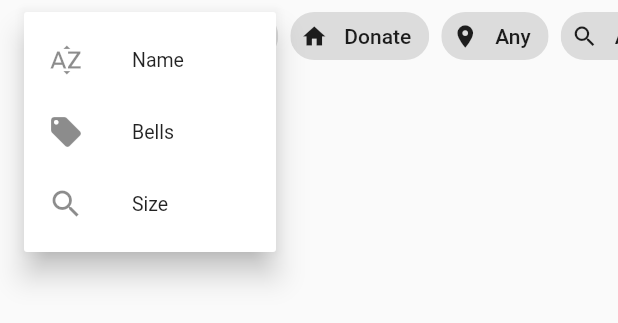
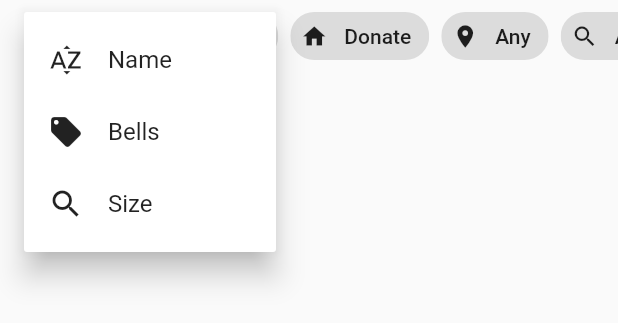
Before and after one commit to brianji/animalxref, a Flutter app: the Chips widget shown alone on an empty page, opened directly with empty values, after a tap on "Name", on a phone screen of 412 x 824 dp. Shown: the top 323 px of the screen. Run offline on Flutter 3.47's test engine with Material 2 defaults, Android fonts, the phone set to English and light mode, and no system bars; our stand-ins replace shared_preferences; accounts and stored records are empty.

Commit message:
Better sort icon padding.

```diff
--- a/lib/chips.dart
+++ b/lib/chips.dart
@@ -35,26 +35,32 @@ class Chips extends StatelessWidget {
                     items: [
                       PopupMenuItem(
                         value: Sort.name,
-                        child: ListTile(
-                          leading: Icon(Icons.sort_by_alpha),
-                          title: Text('Name'),
-                          dense: true,
+                        child: Row(
+                          children: [
+                            Icon(Icons.sort_by_alpha),
+                            SizedBox(width: 16),
+                            Text('Name'),
+                          ],
                         ),
                       ),
                       PopupMenuItem(
                         value: Sort.bells,
-                        child: ListTile(
-                          leading: Icon(Icons.local_offer),
-                          title: Text('Bells'),
-                          dense: true,
+                        child: Row(
+                          children: [
+                            Icon(Icons.local_offer),
+                            SizedBox(width: 16),
+                            Text('Bells'),
+                          ],
                         ),
                       ),
                       PopupMenuItem(
                         value: Sort.size,
-                        child: ListTile(
-                          leading: Icon(Icons.search),
-                          title: Text('Size'),
-                          dense: true,
+                        child: Row(
+                          children: [
+                            Icon(Icons.search),
+                            SizedBox(width: 16),
+                            Text('Size'),
+                          ],
                         ),
                       ),
                     ],
```
